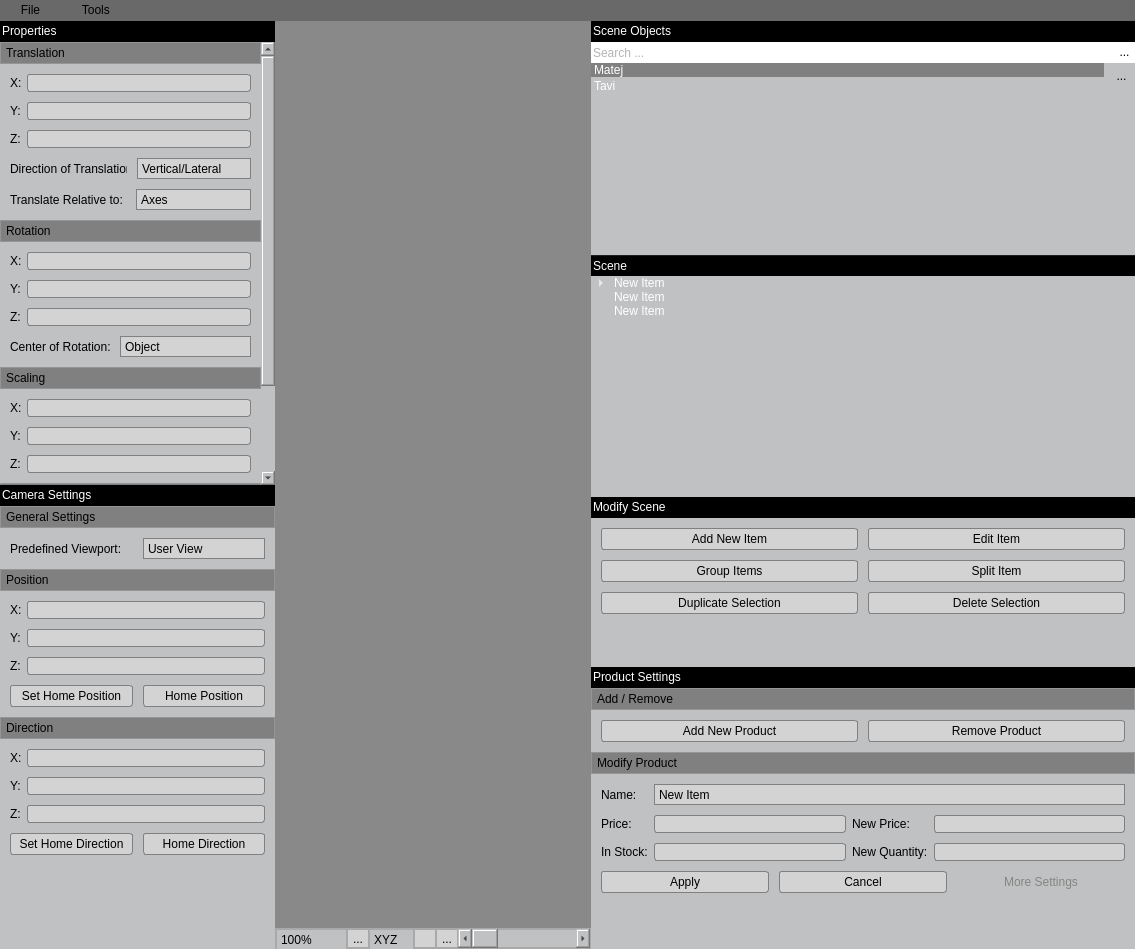
The window that Dev/OSG/Src/SceneEditor/libSceneEditor/VRShopBuilder_GUI.ui (octaviansoldea/VRShop) describes before a commit, drawn with Qt 5.
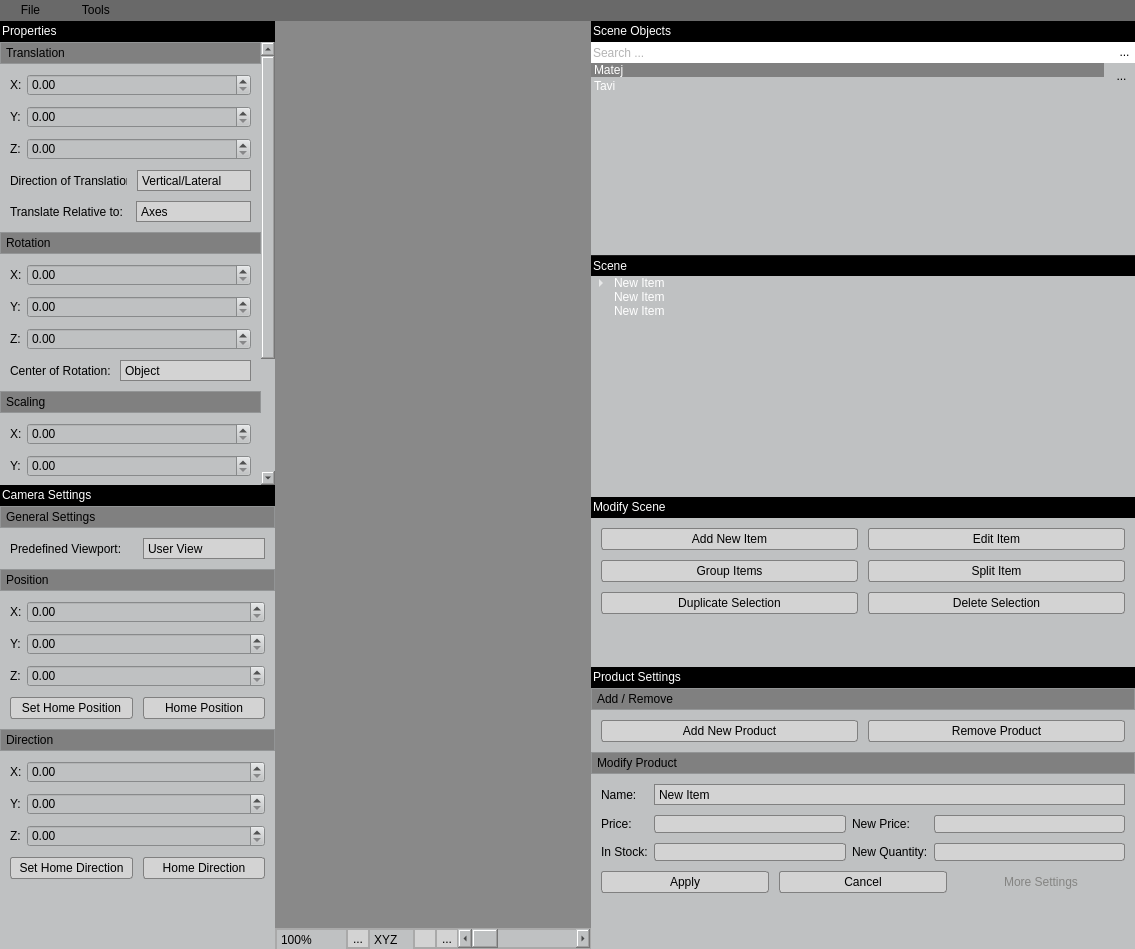
The same window after the commit. Icons and pictures are not drawn. Custom widgets are drawn as their Qt base class.

Commit message: GUI polish, Grid polish, and Database regoup

The edit to the form file:
```diff
--- a/Dev/OSG/Src/SceneEditor/libSceneEditor/VRShopBuilder_GUI.ui
+++ b/Dev/OSG/Src/SceneEditor/libSceneEditor/VRShopBuilder_GUI.ui
@@ -343,9 +343,9 @@
             <property name="geometry">
              <rect>
               <x>0</x>
-              <y>-101</y>
-              <width>261</width>
-              <height>563</height>
+              <y>0</y>
+              <width>258</width>
+              <height>587</height>
              </rect>
             </property>
             <layout class="QVBoxLayout" name="verticalLayout_8">
@@ -490,16 +490,6 @@
                   </property>
                  </widget>
                 </item>
-                <item row="0" column="1">
-                 <widget class="QLineEdit" name="m_p_LineEdit_TranslateX">
-                  <property name="maximumSize">
-                   <size>
-                    <width>1000</width>
-                    <height>18</height>
-                   </size>
-                  </property>
-                 </widget>
-                </item>
                 <item row="1" column="0">
                  <widget class="QLabel" name="label_28">
                   <property name="text">
@@ -514,25 +504,6 @@
                   </property>
                  </widget>
                 </item>
-                <item row="2" column="1">
-                 <widget class="QLineEdit" name="m_p_LineEdit_TranslateZ">
-                  <property name="maximumSize">
-                   <size>
-                    <width>1000</width>
-                    <height>18</height>
-                   </size>
-                  </property>
-                  <property name="inputMask">
-                   <string/>
-                  </property>
-                  <property name="placeholderText">
-                   <string/>
-                  </property>
-                  <property name="cursorMoveStyle">
-                   <enum>Qt::LogicalMoveStyle</enum>
-                  </property>
-                 </widget>
-                </item>
                 <item row="3" column="0" colspan="2">
                  <layout class="QHBoxLayout" name="horizontalLayout_3">
                   <property name="spacing">
@@ -653,15 +624,14 @@
                   </item>
                  </layout>
                 </item>
+                <item row="0" column="1">
+                 <widget class="QDoubleSpinBox" name="m_p_DoubleSpinBox_TranslationX"/>
+                </item>
                 <item row="1" column="1">
-                 <widget class="QLineEdit" name="m_p_LineEdit_TranslateY">
-                  <property name="maximumSize">
-                   <size>
-                    <width>1000</width>
-                    <height>18</height>
-                   </size>
-                  </property>
-                 </widget>
+                 <widget class="QDoubleSpinBox" name="m_p_DoubleSpinBox_TranslationY"/>
+                </item>
+                <item row="2" column="1">
+                 <widget class="QDoubleSpinBox" name="m_p_DoubleSpinBox_TranslationZ"/>
                 </item>
                </layout>
               </widget>
@@ -780,16 +750,6 @@
                   </property>
                  </widget>
                 </item>
-                <item row="0" column="1">
-                 <widget class="QLineEdit" name="m_p_LineEdit_RotationX">
-                  <property name="maximumSize">
-                   <size>
-                    <width>1000</width>
-                    <height>18</height>
-                   </size>
-                  </property>
-                 </widget>
-                </item>
                 <item row="1" column="0">
                  <widget class="QLabel" name="label_46">
                   <property name="text">
@@ -797,16 +757,6 @@
                   </property>
                  </widget>
                 </item>
-                <item row="1" column="1">
-                 <widget class="QLineEdit" name="m_p_LineEdit_RotationY">
-                  <property name="maximumSize">
-                   <size>
-                    <width>1000</width>
-                    <height>18</height>
-                   </size>
-                  </property>
-                 </widget>
-                </item>
                 <item row="2" column="0">
                  <widget class="QLabel" name="label_47">
                   <property name="text">
@@ -814,25 +764,6 @@
                   </property>
                  </widget>
                 </item>
-                <item row="2" column="1">
-                 <widget class="QLineEdit" name="m_p_LineEdit_RotationZ">
-                  <property name="maximumSize">
-                   <size>
-                    <width>1000</width>
-                    <height>18</height>
-                   </size>
-                  </property>
-                  <property name="inputMask">
-                   <string/>
-                  </property>
-                  <property name="placeholderText">
-                   <string/>
-                  </property>
-                  <property name="cursorMoveStyle">
-                   <enum>Qt::LogicalMoveStyle</enum>
-                  </property>
-                 </widget>
-                </item>
                 <item row="3" column="0" colspan="2">
                  <layout class="QHBoxLayout" name="horizontalLayout_2">
                   <property name="spacing">
@@ -885,6 +816,15 @@
                   </item>
                  </layout>
                 </item>
+                <item row="0" column="1">
+                 <widget class="QDoubleSpinBox" name="m_p_DoubleSpinBox_RotationX"/>
+                </item>
+                <item row="1" column="1">
+                 <widget class="QDoubleSpinBox" name="m_p_DoubleSpinBox_RotationY"/>
+                </item>
+                <item row="2" column="1">
+                 <widget class="QDoubleSpinBox" name="m_p_DoubleSpinBox_RotationZ"/>
+                </item>
                </layout>
               </widget>
              </item>
@@ -1005,16 +945,6 @@
                   </property>
                  </widget>
                 </item>
-                <item row="0" column="1">
-                 <widget class="QLineEdit" name="m_p_LineEdit_ScalingX">
-                  <property name="maximumSize">
-                   <size>
-                    <width>1000</width>
-                    <height>18</height>
-                   </size>
-                  </property>
-                 </widget>
-                </item>
                 <item row="1" column="0">
                  <widget class="QLabel" name="label_50">
                   <property name="text">
@@ -1022,22 +952,6 @@
                   </property>
                  </widget>
                 </item>
-                <item row="1" column="1">
-                 <widget class="QLineEdit" name="m_p_LineEdit_ScalingY">
-                  <property name="sizePolicy">
-                   <sizepolicy hsizetype="Expanding" vsizetype="Fixed">
-                    <horstretch>0</horstretch>
-                    <verstretch>0</verstretch>
-                   </sizepolicy>
-                  </property>
-                  <property name="maximumSize">
-                   <size>
-                    <width>1000</width>
-                    <height>18</height>
-                   </size>
-                  </property>
-                 </widget>
-                </item>
                 <item row="2" column="0">
                  <widget class="QLabel" name="label_51">
                   <property name="text">
@@ -1045,24 +959,14 @@
                   </property>
                  </widget>
                 </item>
+                <item row="0" column="1">
+                 <widget class="QDoubleSpinBox" name="m_p_DoubleSpinBox_ScalingX"/>
+                </item>
+                <item row="1" column="1">
+                 <widget class="QDoubleSpinBox" name="m_p_DoubleSpinBox_ScalingY"/>
+                </item>
                 <item row="2" column="1">
-                 <widget class="QLineEdit" name="m_p_LineEdit_ScalingZ">
-                  <property name="maximumSize">
-                   <size>
-                    <width>1000</width>
-                    <height>18</height>
-                   </size>
-                  </property>
-                  <property name="inputMask">
-                   <string/>
-                  </property>
-                  <property name="placeholderText">
-                   <string/>
-                  </property>
-                  <property name="cursorMoveStyle">
-                   <enum>Qt::LogicalMoveStyle</enum>
-                  </property>
-                 </widget>
+                 <widget class="QDoubleSpinBox" name="m_p_DoubleSpinBox_ScalingZ"/>
                 </item>
                </layout>
               </widget>
@@ -1181,16 +1085,6 @@
                   </property>
                  </widget>
                 </item>
-                <item row="0" column="1">
-                 <widget class="QLineEdit" name="m_p_LineEdit_ShearingX">
-                  <property name="maximumSize">
-                   <size>
-                    <width>1000</width>
-                    <height>18</height>
-                   </size>
-                  </property>
-                 </widget>
-                </item>
                 <item row="1" column="0">
                  <widget class="QLabel" name="label_34">
                   <property name="text">
@@ -1198,22 +1092,6 @@
                   </property>
                  </widget>
                 </item>
-                <item row="1" column="1">
-                 <widget class="QLineEdit" name="m_p_LineEdit_ShearingY">
-                  <property name="sizePolicy">
-                   <sizepolicy hsizetype="Expanding" vsizetype="Fixed">
-                    <horstretch>0</horstretch>
-                    <verstretch>0</verstretch>
-                   </sizepolicy>
-                  </property>
-                  <property name="maximumSize">
-                   <size>
-                    <width>1000</width>
-                    <height>18</height>
-                   </size>
-                  </property>
-                 </widget>
-                </item>
                 <item row="2" column="0">
                  <widget class="QLabel" name="label_35">
                   <property name="text">
@@ -1221,24 +1099,14 @@
                   </property>
                  </widget>
                 </item>
+                <item row="0" column="1">
+                 <widget class="QDoubleSpinBox" name="m_p_DoubleSpinBox_ShearingX"/>
+                </item>
+                <item row="1" column="1">
+                 <widget class="QDoubleSpinBox" name="m_p_DoubleSpinBox_ShearingY"/>
+                </item>
                 <item row="2" column="1">
-                 <widget class="QLineEdit" name="m_p_LineEdit_ShearingZ">
-                  <property name="maximumSize">
-                   <size>
-                    <width>1000</width>
-                    <height>18</height>
-                   </size>
-                  </property>
-                  <property name="inputMask">
-                   <string/>
-                  </property>
-                  <property name="placeholderText">
-                   <string/>
-                  </property>
-                  <property name="cursorMoveStyle">
-                   <enum>Qt::LogicalMoveStyle</enum>
-                  </property>
-                 </widget>
+                 <widget class="QDoubleSpinBox" name="m_p_DoubleSpinBox_ShearingZ"/>
                 </item>
                </layout>
               </widget>
@@ -1768,16 +1636,6 @@
                       </property>
                      </widget>
                     </item>
-                    <item row="0" column="1">
-                     <widget class="QLineEdit" name="m_p_LineEdit_PositionX">
-                      <property name="maximumSize">
-                       <size>
-                        <width>1000</width>
-                        <height>18</height>
-                       </size>
-                      </property>
-                     </widget>
-                    </item>
                     <item row="1" column="0">
                      <widget class="QLabel" name="label_53">
                       <property name="text">
@@ -1785,16 +1643,6 @@
                       </property>
                      </widget>
                     </item>
-                    <item row="1" column="1">
-                     <widget class="QLineEdit" name="m_p_LineEdit_PositionY">
-                      <property name="maximumSize">
-                       <size>
-                        <width>1000</width>
-                        <height>18</height>
-                       </size>
-                      </property>
-                     </widget>
-                    </item>
                     <item row="2" column="0">
                      <widget class="QLabel" name="label_54">
                       <property name="text">
@@ -1802,25 +1650,6 @@
                       </property>
                      </widget>
                     </item>
-                    <item row="2" column="1">
-                     <widget class="QLineEdit" name="m_p_LineEdit_PositionZ">
-                      <property name="maximumSize">
-                       <size>
-                        <width>1000</width>
-                        <height>18</height>
-                       </size>
-                      </property>
-                      <property name="inputMask">
-                       <string/>
-                      </property>
-                      <property name="placeholderText">
-                       <string/>
-                      </property>
-                      <property name="cursorMoveStyle">
-                       <enum>Qt::LogicalMoveStyle</enum>
-                      </property>
-                     </widget>
-                    </item>
                     <item row="3" column="0" colspan="2">
                      <layout class="QHBoxLayout" name="horizontalLayout_16">
                       <property name="spacing">
@@ -1887,6 +1716,15 @@
                       </item>
                      </layout>
                     </item>
+                    <item row="0" column="1">
+                     <widget class="QDoubleSpinBox" name="m_p_DoubleSpinBox_CameraPositionX"/>
+                    </item>
+                    <item row="1" column="1">
+                     <widget class="QDoubleSpinBox" name="m_p_DoubleSpinBox_CameraPositionY"/>
+                    </item>
+                    <item row="2" column="1">
+                     <widget class="QDoubleSpinBox" name="m_p_DoubleSpinBox_CameraPositionZ"/>
+                    </item>
                    </layout>
                   </widget>
                  </item>
@@ -2007,16 +1845,6 @@
                       </property>
                      </widget>
                     </item>
-                    <item row="0" column="1">
-                     <widget class="QLineEdit" name="m_p_LineEdit_DirectionX">
-                      <property name="maximumSize">
-                       <size>
-                        <width>1000</width>
-                        <height>18</height>
-                       </size>
-                      </property>
-                     </widget>
-                    </item>
                     <item row="1" column="0">
                      <widget class="QLabel" name="label_56">
                       <property name="text">
@@ -2024,22 +1852,6 @@
                       </property>
                      </widget>
                     </item>
-                    <item row="1" column="1">
-                     <widget class="QLineEdit" name="m_p_LineEdit_DirectionY">
-                      <property name="sizePolicy">
-                       <sizepolicy hsizetype="Expanding" vsizetype="Fixed">
-                        <horstretch>0</horstretch>
-                        <verstretch>0</verstretch>
-                       </sizepolicy>
-                      </property>
-                      <property name="maximumSize">
-                       <size>
-                        <width>1000</width>
-                        <height>18</height>
-                       </size>
-                      </property>
-                     </widget>
-                    </item>
                     <item row="2" column="0">
                      <widget class="QLabel" name="label_57">
                       <property name="text">
@@ -2047,25 +1859,6 @@
                       </property>
                      </widget>
                     </item>
-                    <item row="2" column="1">
-                     <widget class="QLineEdit" name="m_p_LineEdit_DirectionZ">
-                      <property name="maximumSize">
-                       <size>
-                        <width>1000</width>
-                        <height>18</height>
-                       </size>
-                      </property>
-                      <property name="inputMask">
-                       <string/>
-                      </property>
-                      <property name="placeholderText">
-                       <string/>
-                      </property>
-                      <property name="cursorMoveStyle">
-                       <enum>Qt::LogicalMoveStyle</enum>
-                      </property>
-                     </widget>
-                    </item>
                     <item row="3" column="0" colspan="2">
                      <layout class="QHBoxLayout" name="horizontalLayout_15">
                       <property name="spacing">
@@ -2123,6 +1916,15 @@
                       </item>
                      </layout>
                     </item>
+                    <item row="0" column="1">
+                     <widget class="QDoubleSpinBox" name="m_p_DoubleSpinBox_CameraDirectionX"/>
+                    </item>
+                    <item row="1" column="1">
+                     <widget class="QDoubleSpinBox" name="m_p_DoubleSpinBox_CameraDirectionY"/>
+                    </item>
+                    <item row="2" column="1">
+                     <widget class="QDoubleSpinBox" name="m_p_DoubleSpinBox_CameraDirectionZ"/>
+                    </item>
                    </layout>
                   </widget>
                  </item>
@@ -3614,7 +3416,7 @@
              <rect>
               <x>0</x>
               <y>0</y>
-              <width>547</width>
+              <width>549</width>
               <height>264</height>
              </rect>
             </property>
@@ -4140,8 +3942,8 @@
      <rect>
       <x>187</x>
       <y>171</y>
-      <width>138</width>
-      <height>190</height>
+      <width>130</width>
+      <height>196</height>
      </rect>
     </property>
     <property name="styleSheet">
```
Left out of the diff: 8 changed lines with no effect on the pictures. The commit also changes 6 other files.
